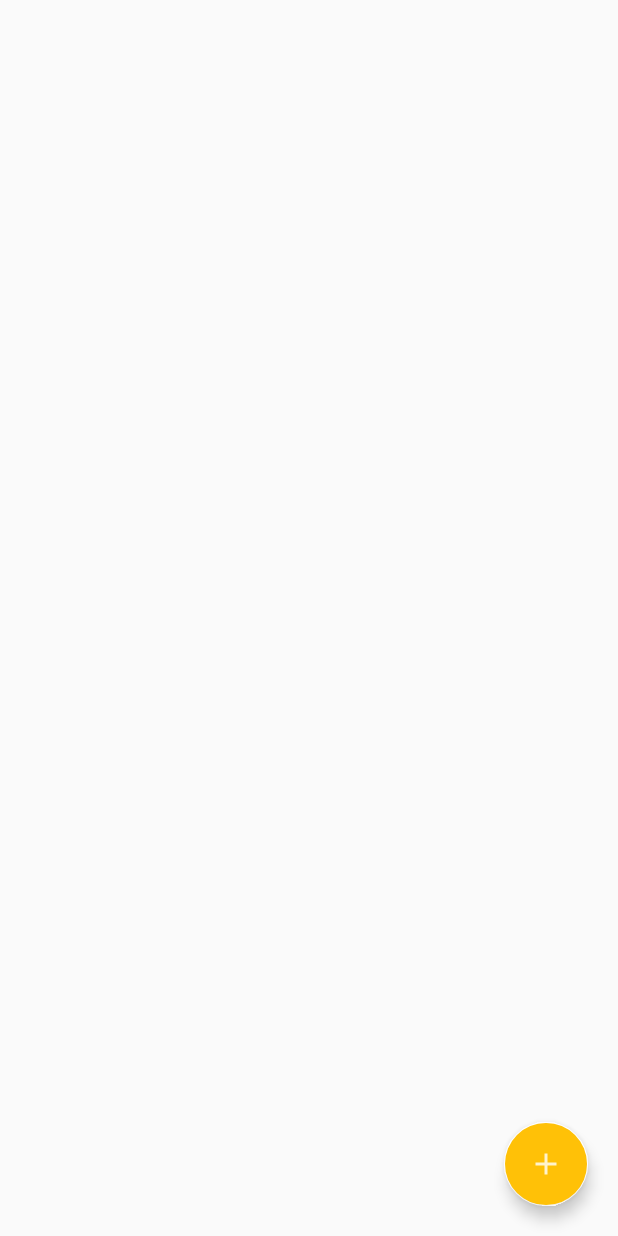
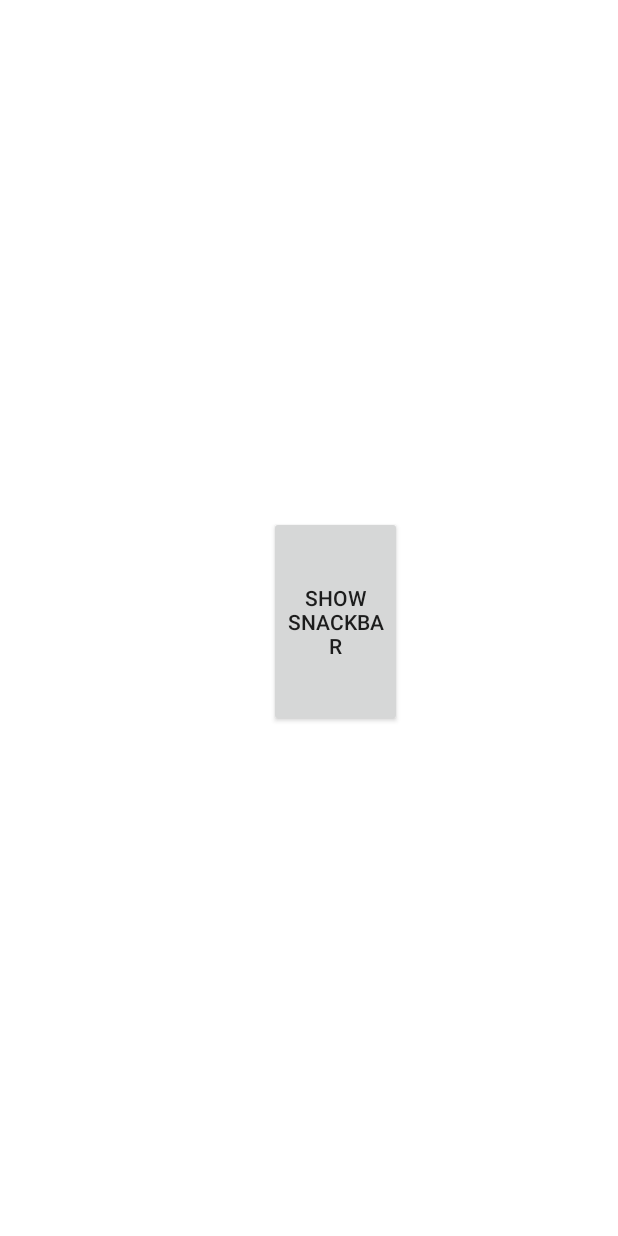
Before and after one commit to JonathanLacabe/TestApp, an Android app built with Jetpack Compose: the screen it shows after launch (MainActivity), on a phone screen of 412 x 824 dp. Run offline under Robolectric (Android 15) with nearby library versions, the phone set to English and light mode, and no system bars; 1 statement that could not run was skipped.

Commit message:
Using Snackbar and toast in snackbar

```diff
--- a/app/src/main/AndroidManifest.xml
+++ b/app/src/main/AndroidManifest.xml
@@ -16,7 +16,7 @@
             android:name=".MainActivity"
             android:exported="true"
             android:label="@string/app_name"
-            android:theme="@style/Theme.TestApp">
+            android:theme="@style/AppTheme">
             <intent-filter>
                 <action android:name="android.intent.action.MAIN" />
 
--- a/app/src/main/java/com/example/testapp/MainActivity.java
+++ b/app/src/main/java/com/example/testapp/MainActivity.java
@@ -1,7 +1,9 @@
 package com.example.testapp;
 import androidx.activity.ComponentActivity;
 import androidx.annotation.NonNull;
+import androidx.constraintlayout.widget.ConstraintLayout;
 
+import android.graphics.Color;
 import android.os.Bundle;
 import android.os.SystemClock;
 import android.view.Menu;
@@ -22,24 +24,41 @@ import android.widget.TextView;
 import android.widget.Toast;
 
 import com.google.android.material.floatingactionbutton.FloatingActionButton;
+import com.google.android.material.snackbar.Snackbar;
 
 import java.util.ArrayList;
 
 public class MainActivity extends ComponentActivity {
     private TextView txtHello;
-    private FloatingActionButton fab;
+    private ConstraintLayout parent;
+    private Button btnShowSnackBar;
 
     @Override
     protected void onCreate (Bundle savedInstanceState) {
         super.onCreate(savedInstanceState);
         setContentView(R.layout.activity_main);
 
-        fab = findViewById(R.id.fab);
-        fab.setOnClickListener(new View.OnClickListener() {
+        parent = findViewById(R.id.parent);
+        btnShowSnackBar = findViewById(R.id.button);
+
+        btnShowSnackBar.setOnClickListener(new View.OnClickListener() {
             @Override
             public void onClick(View v) {
-                Toast.makeText(MainActivity.this, "Fab Clicked", Toast.LENGTH_SHORT).show();
+                showSnackbar();
             }
         });
     }
+
+    private void showSnackbar(){
+        Snackbar.make(parent, "This is a Snackbar", Snackbar.LENGTH_INDEFINITE)
+                .setAction("Retry", new View.OnClickListener() {
+                    @Override
+                    public void onClick(View v) {
+                        Toast.makeText(MainActivity.this, "Retry Clicked", Toast.LENGTH_SHORT).show();
+                    }
+                })
+                .setActionTextColor(getColor(R.color.colorPrimary))
+                .setTextColor(Color.YELLOW)
+                .show();
+    }
 }
--- a/app/src/main/res/layout/activity_main.xml
+++ b/app/src/main/res/layout/activity_main.xml
@@ -4,20 +4,20 @@
     xmlns:tools="http://schemas.android.com/tools"
     android:layout_width="match_parent"
     android:layout_height="match_parent"
-    tools:context=".MainActivity">
+    tools:context=".MainActivity"
+    android:id="@+id/parent">
 
-
-    <com.google.android.material.floatingactionbutton.FloatingActionButton
-        android:layout_width="wrap_content"
-        android:layout_height="wrap_content"
+    <Button
+        android:id="@+id/button"
+        android:layout_width="match_parent"
+        android:layout_height="match_parent"
+        android:layout_alignParentStart="true"
+        android:layout_alignParentTop="true"
+        android:layout_alignParentEnd="true"
         android:layout_alignParentBottom="true"
-        android:layout_alignParentEnd="true"
-        android:layout_marginEnd="20dp"
-        android:layout_marginBottom="20dp"
-        android:src="@drawable/ic_add"
-        android:backgroundTint="@color/orange"
-        app:backgroundTint="#FFF"
-        app:rippleColor="#FFF"
-        android:id="@+id/fab"
-        />
+        android:layout_marginStart="179dp"
+        android:layout_marginTop="344dp"
+        android:layout_marginEnd="144dp"
+        android:layout_marginBottom="339dp"
+        android:text="Show Snackbar" />
 </RelativeLayout>
--- a/app/src/main/res/values/themes.xml
+++ b/app/src/main/res/values/themes.xml
@@ -8,7 +8,9 @@
     </style>
 
     <style name="AppTheme" parent="Theme.MaterialComponents.Light">
-
+        <item name="colorPrimary">@color/colorPrimary</item>
+        <item name="colorPrimaryDark">@color/colorPrimaryDark</item>
+        <item name="colorAccent">@color/colorAccent</item>
     </style>
 
     <style name="CustomizedTheme" parent="android:Theme.Material.Light.DarkActionBar">
```
